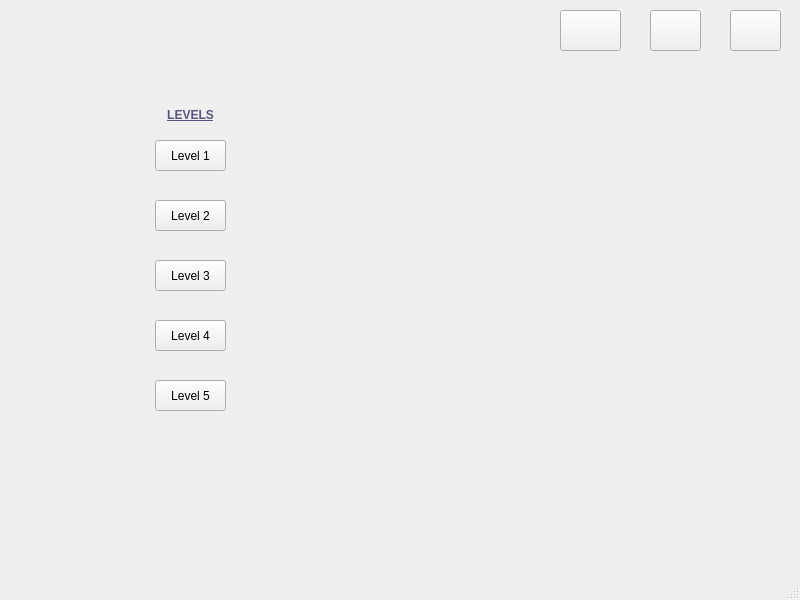
Above: mainwindow.ui from ariadneep/logigate-game before the change. Below: the same form after it.
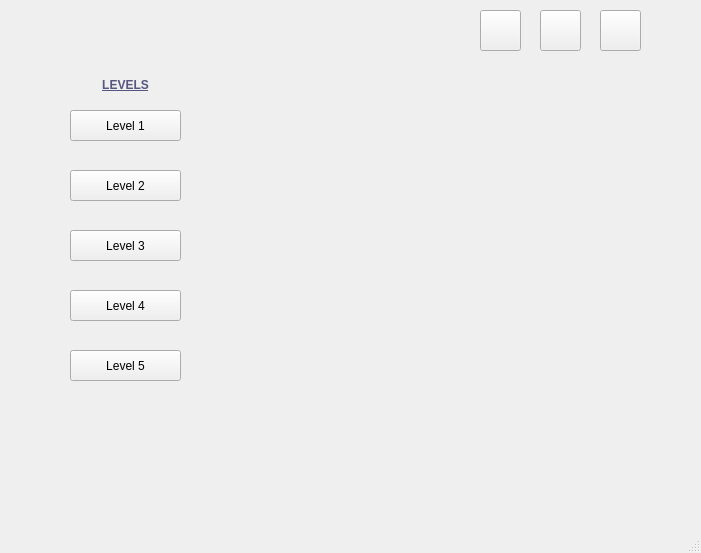
That is the form after the change. Icons and pictures are not drawn.

What changed in the file:
```diff
--- a/mainwindow.ui
+++ b/mainwindow.ui
@@ -6,8 +6,8 @@
    <rect>
     <x>0</x>
     <y>0</y>
-    <width>800</width>
-    <height>600</height>
+    <width>701</width>
+    <height>553</height>
    </rect>
   </property>
   <property name="windowTitle">
@@ -17,7 +17,7 @@
    <widget class="QLabel" name="gameBoard">
     <property name="geometry">
      <rect>
-      <x>90</x>
+      <x>50</x>
       <y>60</y>
       <width>600</width>
       <height>400</height>
@@ -40,9 +40,9 @@
    <widget class="QPushButton" name="levelMenuButton">
     <property name="geometry">
      <rect>
-      <x>730</x>
+      <x>600</x>
       <y>10</y>
-      <width>51</width>
+      <width>41</width>
       <height>41</height>
      </rect>
     </property>
@@ -63,9 +63,9 @@
    <widget class="QPushButton" name="clearLevelButton">
     <property name="geometry">
      <rect>
-      <x>650</x>
+      <x>540</x>
       <y>10</y>
-      <width>51</width>
+      <width>41</width>
       <height>41</height>
      </rect>
     </property>
@@ -86,9 +86,9 @@
    <widget class="QPushButton" name="nextLevelButton">
     <property name="geometry">
      <rect>
-      <x>560</x>
+      <x>480</x>
       <y>10</y>
-      <width>61</width>
+      <width>41</width>
       <height>41</height>
      </rect>
     </property>
@@ -112,10 +112,10 @@
    <widget class="QWidget" name="levelSelectMenu" native="true">
     <property name="geometry">
      <rect>
-      <x>125</x>
-      <y>90</y>
-      <width>131</width>
-      <height>341</height>
+      <x>50</x>
+      <y>60</y>
+      <width>151</width>
+      <height>401</height>
      </rect>
     </property>
     <property name="autoFillBackground">
@@ -124,9 +124,9 @@
     <widget class="QPushButton" name="levelOneButton">
      <property name="geometry">
       <rect>
-       <x>30</x>
+       <x>20</x>
        <y>50</y>
-       <width>71</width>
+       <width>111</width>
        <height>31</height>
       </rect>
      </property>
@@ -137,9 +137,9 @@
     <widget class="QLabel" name="LevelLabel">
      <property name="geometry">
       <rect>
-       <x>10</x>
+       <x>0</x>
        <y>10</y>
-       <width>111</width>
+       <width>151</width>
        <height>31</height>
       </rect>
      </property>
@@ -168,9 +168,9 @@
     <widget class="QPushButton" name="levelTwoButton">
      <property name="geometry">
       <rect>
-       <x>30</x>
+       <x>20</x>
        <y>110</y>
-       <width>71</width>
+       <width>111</width>
        <height>31</height>
       </rect>
      </property>
@@ -181,9 +181,9 @@
     <widget class="QPushButton" name="levelThreeButton">
      <property name="geometry">
       <rect>
-       <x>30</x>
+       <x>20</x>
        <y>170</y>
-       <width>71</width>
+       <width>111</width>
        <height>31</height>
       </rect>
      </property>
@@ -194,9 +194,9 @@
     <widget class="QPushButton" name="levelFourButton">
      <property name="geometry">
       <rect>
-       <x>30</x>
+       <x>20</x>
        <y>230</y>
-       <width>71</width>
+       <width>111</width>
        <height>31</height>
       </rect>
      </property>
@@ -207,9 +207,9 @@
     <widget class="QPushButton" name="levelFiveButton">
      <property name="geometry">
       <rect>
-       <x>30</x>
+       <x>20</x>
        <y>290</y>
-       <width>71</width>
+       <width>111</width>
        <height>31</height>
       </rect>
      </property>
```
Left out of the diff: 6 changed lines with no effect on the pictures.
